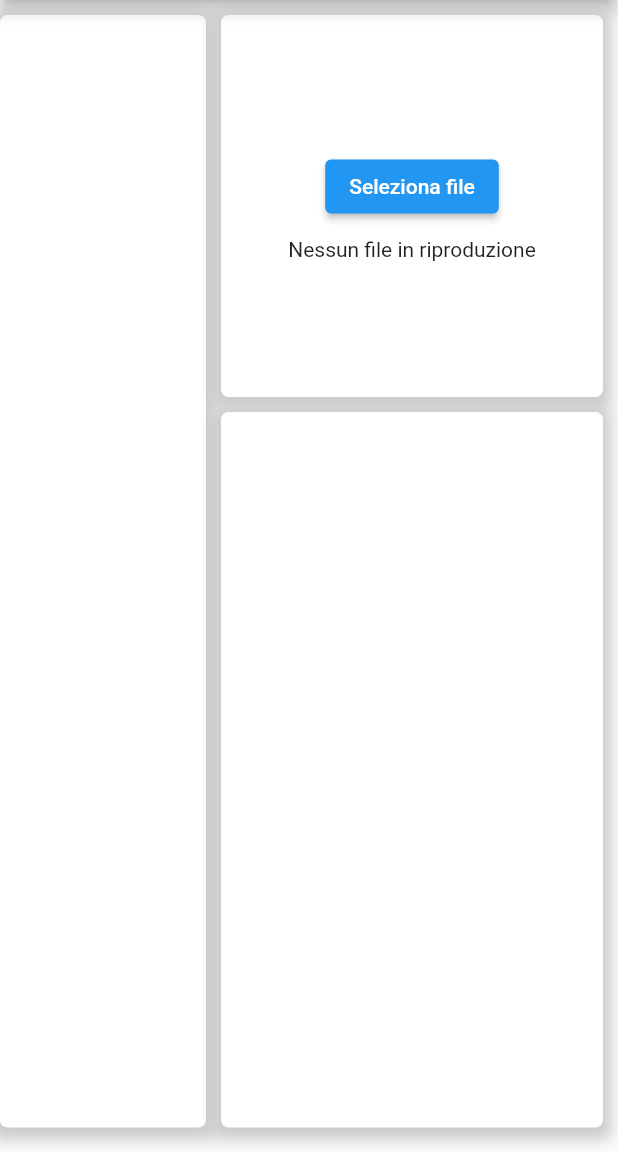
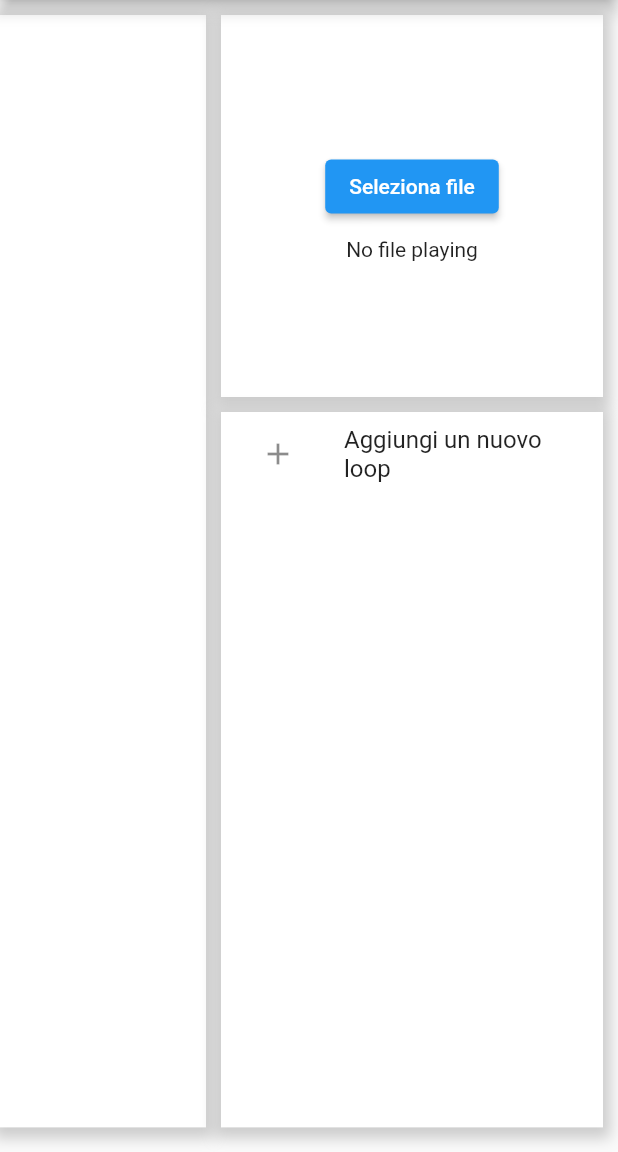
Before and after one commit to ProsD03/DynaSFX, a Flutter app: the screen it shows after launch, on a phone screen of 412 x 824 dp, the part 84-1236 px from its top. Run offline on Flutter 3.47's test engine with Material 2 defaults, Android fonts, the phone set to English and light mode, and no system bars; our stand-ins replace audioplayers, file_picker.

Commit message:
Slight refactoring of code, created helper classes

```diff
--- /dev/null
+++ b/lib/helpers.dart
@@ -0,0 +1,26 @@
+class Screen {
+  double width = 0;
+  double height = 0;
+  Screen(double w, double h) {
+    width = w;
+    height = h;
+  }
+}
+
+class PlayerStatus {
+  int durationInSeconds = 0;
+  double timestampNowInSeconds = 0;
+  String pathStatusText = "No file playing";
+  String durationAsString = "-:--";
+  String timestampNowAsString = "0:00";
+  bool isAudioPlaying = false;
+
+  void reset() {
+    durationInSeconds = 0;
+    timestampNowInSeconds = 0;
+    pathStatusText = "No file playing";
+    durationAsString = "-:--";
+    timestampNowAsString = "0:00";
+    isAudioPlaying = false;
+  }
+}
--- a/lib/player.dart
+++ b/lib/player.dart
@@ -1,8 +1,8 @@
 import 'dart:developer';
-
 import 'package:audioplayers/audioplayers.dart';
 import 'package:flutter/material.dart';
 import 'package:file_picker/file_picker.dart';
+import 'package:dynasfx/helpers.dart';
 
 class Player extends StatefulWidget {
   const Player({Key? key}) : super(key: key);
@@ -11,19 +11,13 @@ class Player extends StatefulWidget {
 }
 
 class PlayState extends State<Player> {
-  double? screenWidth;
-  double? screenHeight;
+  Screen screen = Screen(0,0);
   final player = AudioPlayer();
-  String status = "Nessun file in riproduzione";
-  double time = 0;
-  String currentTime = "0:00";
-  String maxTime = "-:--";
-  int maxSecs = 0;
-  bool playing = true;
+  PlayerStatus playerStatus = PlayerStatus();
 
   BoxDecoration decorations = BoxDecoration(
     color: Colors.white,
-    borderRadius: const BorderRadius.all(Radius.circular(5)),
+    //borderRadius: const BorderRadius.all(Radius.circular(5)),
     boxShadow: [
       BoxShadow(
         color: Colors.grey.withOpacity(0.5),
@@ -33,40 +27,29 @@ class PlayState extends State<Player> {
       ),
     ],
   );
-
-  Text timeRemaining = const Text("prova prova");
-
   Widget displayState = Container();
 
   @override
-  void didUpdateWidget(covariant Player oldWidget) {
-    log("fatto");
-    super.didUpdateWidget(oldWidget);
-  }
-
-  @override
   void initState() {
-    timeRemaining = Text("$currentTime/$maxTime");
-
     displayState = ElevatedButton(
         onPressed: () => loadFileAndStartPlayer(),
         child: const Text("Seleziona file"));
 
     player.onPlayerComplete.listen((event) {
-      playing = false;
+      playerStatus.isAudioPlaying = false;
       log("finito");
       resetPlaybackStatus();
     });
 
     player.onDurationChanged.listen((Duration d) {
-      playing = true;
-      maxSecs = d.inSeconds;
-      String mins = (maxSecs / 60).floor().toString();
-      String secs = (maxSecs % 60).toString();
+      playerStatus.isAudioPlaying = true;
+      playerStatus.durationInSeconds = d.inSeconds;
+      String mins = (playerStatus.durationInSeconds / 60).floor().toString();
+      String secs = (playerStatus.durationInSeconds % 60).toString();
       if (secs.length == 1) {
         secs = "0$secs";
       }
-      maxTime = "$mins:$secs";
+      playerStatus.durationAsString = "$mins:$secs";
       updatePlaybackStatus();
     });
 
@@ -79,9 +62,9 @@ class PlayState extends State<Player> {
       if (secs.length == 1) {
         secs = "0$secs";
       }
-      time = sec / maxSecs;
-      currentTime = "$mins:$secs";
-      if (playing && player.state.name == "playing") {
+      playerStatus.timestampNowInSeconds = sec / playerStatus.durationInSeconds;
+      playerStatus.timestampNowAsString = "$mins:$secs";
+      if (playerStatus.isAudioPlaying && player.state.name == "playerStatus.isAudioPlaying") {
         updatePlaybackStatus();
       }
     });
@@ -91,9 +74,8 @@ class PlayState extends State<Player> {
 
   @override
   Widget build(BuildContext context) {
-    screenWidth = MediaQuery.of(context).size.width;
-    screenHeight = MediaQuery.of(context).size.height;
-    //Graficamente da rivedere
+    screen = Screen(MediaQuery.of(context).size.width, MediaQuery.of(context).size.height)
+    ;
     return Row(
       children: [
         Column(
@@ -102,8 +84,8 @@ class PlayState extends State<Player> {
             Padding(
               padding: const EdgeInsets.only(top: 10),
               child: Container(
-                height: screenHeight! * 0.90,
-                width: screenWidth! * 1 / 3,
+                height: screen.height * 0.90,
+                width: screen.width * 1 / 3,
                 decoration: decorations,
               ),
             )
@@ -116,8 +98,8 @@ class PlayState extends State<Player> {
               padding: const EdgeInsets.only(
                   left: 10, top: 10), //fromLTRB(10, 10, 15, 5),
               child: Container(
-                  height: (screenHeight! * 1 / 3) - 20,
-                  width: (screenWidth! * 2 / 3) - 20,
+                  height: (screen.height * 1 / 3) - 20,
+                  width: (screen.width * 2 / 3) - 20,
                   decoration: decorations,
                   child: Padding(
                     padding: const EdgeInsets.fromLTRB(10, 0, 10, 0),
@@ -129,7 +111,7 @@ class PlayState extends State<Player> {
                         Padding(
                           padding: const EdgeInsets.only(top: 10),
                           child: Text(
-                            status,
+                            playerStatus.pathStatusText,
                             textAlign: TextAlign.center,
                           ),
                         ),
@@ -144,14 +126,23 @@ class PlayState extends State<Player> {
               padding: const EdgeInsets.only(
                   left: 10, top: 10), //fromLTRB(10, 10, 15, 5),
               child: Container(
-                  height: (screenHeight! * 0.90) - (screenHeight! * 1 / 3) + 10,
-                  width: (screenWidth! * 2 / 3) - 20,
+                  height: (screen.height * 0.90) - (screen.height * 1 / 3) + 10,
+                  width: (screen.width * 2 / 3) - 20,
                   decoration: decorations,
                   child: Padding(
                     padding: const EdgeInsets.fromLTRB(10, 0, 10, 0),
                     child: Center(
-                        child: Column(
-                      children: [],
+                        child: ListView(
+                      children: [
+                        Material(
+                            type: MaterialType.transparency,
+                            child: ListTile(
+                              leading: Icon(Icons.add),
+                              title: Text("Aggiungi un nuovo loop"),
+                              onTap: () {showDialog(context: context, builder: );},
+                              hoverColor: Color.fromARGB(40, 0, 0, 0),
+                            ))
+                      ],
                     )),
                   )),
             )
@@ -165,7 +156,7 @@ class PlayState extends State<Player> {
     FilePickerResult? result = await FilePicker.platform.pickFiles();
     if (result != null) {
       String file = result.files.single.path.toString();
-      status = "Riproduzione in corso di $file";
+      playerStatus.pathStatusText = "Riproduzione in corso di $file";
       player.play(UrlSource(file));
       updatePlaybackStatus();
     }
@@ -178,14 +169,14 @@ class PlayState extends State<Player> {
           child: Center(
             child: Row(children: [
               const Spacer(),
-              Text("$currentTime/$maxTime"),
+              Text("$currentplayerStatus.timestampNowInSeconds/$playerStatus.durationAsString"),
               const SizedBox(
                 width: 5,
                 height: 1,
               ),
               Expanded(
                   child: LinearProgressIndicator(
-                value: time,
+                value: playerStatus.timestampNowInSeconds,
               )),
               IconButton(
                   onPressed: () {
@@ -200,7 +191,7 @@ class PlayState extends State<Player> {
               IconButton(
                   onPressed: () {
                     player.stop();
-                    playing = false;
+                    playerStatus.isAudioPlaying = false;
                     resetPlaybackStatus();
                   },
                   icon: const Icon(Icons.stop)),
@@ -212,14 +203,10 @@ class PlayState extends State<Player> {
 
   void resetPlaybackStatus() {
     setState(() {
-      status = "Nessun file in riproduzione";
-      time = 0;
-      currentTime = "0:00";
-      maxTime = "-:--";
+      playerStatus.reset();
       displayState = ElevatedButton(
           onPressed: () => loadFileAndStartPlayer(),
           child: const Text("Seleziona file"));
-      timeRemaining = Text("$currentTime/$maxTime");
     });
   }
 }
```
